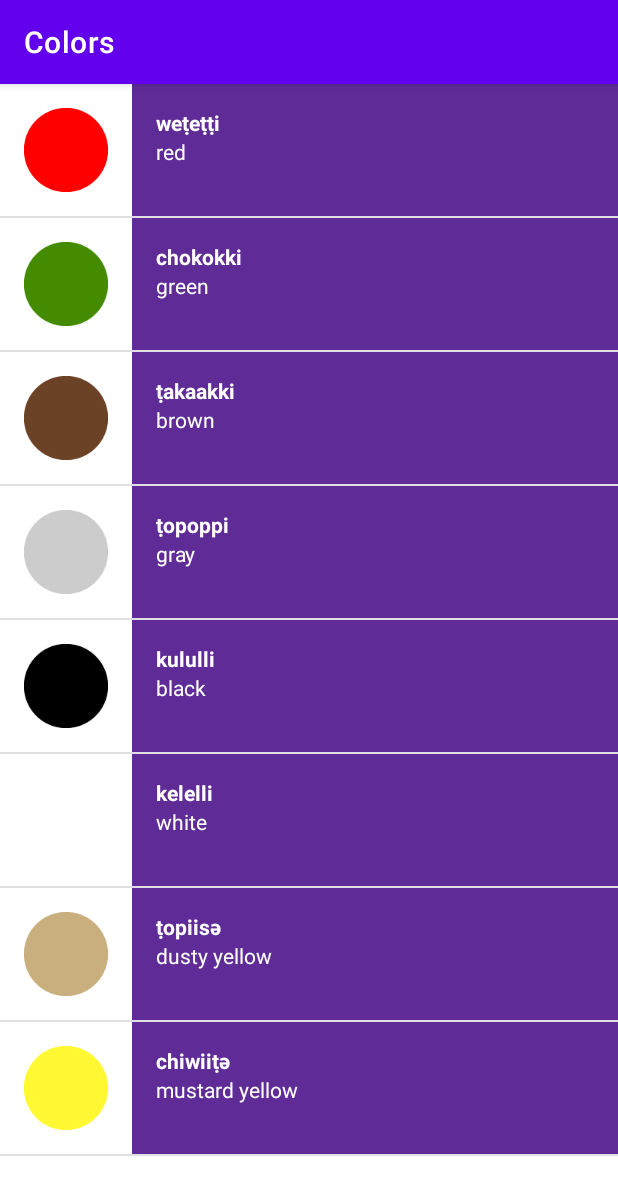
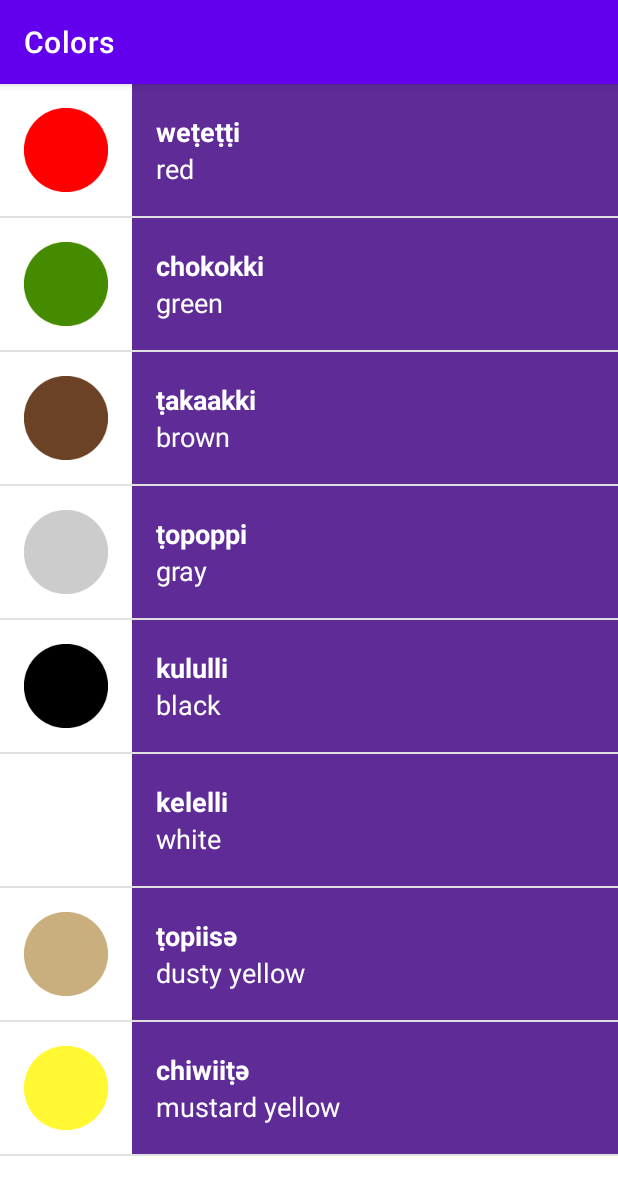
Before and after one commit to CarefoDragneel/Miwok-app, an Android app: the ColorActivity screen opened directly, with no data from a screen before it, on a phone screen of 412 x 824 dp. Shown: the top 1195 px of the screen. Run offline under Robolectric (Android 15) with nearby library versions, the phone set to English and light mode, and no system bars.

Commit message:
Update list_items.xml
First commit

```diff
--- a/app/src/main/res/layout/list_items.xml
+++ b/app/src/main/res/layout/list_items.xml
@@ -1,43 +1,45 @@
-<?xml version="1.0" encoding="utf-8"?>
-<ScrollView
-    xmlns:android="http://schemas.android.com/apk/res/android"
+
+<LinearLayout xmlns:android="http://schemas.android.com/apk/res/android"
 xmlns:tools="http://schemas.android.com/tools"
 android:layout_width="match_parent"
-    android:layout_height="match_parent" >
-    <LinearLayout
-        android:layout_width="match_parent"
 android:layout_height="wrap_content"
-        android:orientation="horizontal" >
+android:background="@color/white"
+android:minHeight="88dp"
+android:orientation="horizontal">
 
 <ImageView
     android:id="@+id/all_image_view"
-            android:layout_width="wrap_content"
-            android:layout_height="match_parent"/>
+    android:layout_width="88dp"
+    android:layout_height="88dp" />
 
 <LinearLayout
     android:id="@+id/text_container"
-            android:padding="16dp"
     android:layout_width="match_parent"
     android:layout_height="match_parent"
-            android:orientation="vertical">
+
+    android:orientation="vertical"
+    android:paddingLeft="16dp">
 
     <TextView
-                style="@style/list"
-                android:layout_gravity="bottom"
-                android:textStyle="bold"
         android:id="@+id/miwok_text"
         android:layout_width="match_parent"
-                android:layout_height="wrap_content"
-                tools:text="lutti"/>
+        android:layout_height="0dp"
+        android:layout_weight="1"
+        android:gravity="bottom"
+        android:textAppearance="?android:textAppearanceMedium"
+        android:textColor="@android:color/white"
+        android:textStyle="bold"
+        tools:text="lutti" />
+
     <TextView
-                style="@style/list"
-                android:layout_gravity="top"
         android:id="@+id/default_text"
         android:layout_width="match_parent"
-                android:layout_height="wrap_content"
-                tools:text="one"/>
-
+        android:layout_height="0dp"
+        android:layout_weight="1"
+        android:gravity="top"
+        android:textAppearance="?android:textAppearanceMedium"
+        android:textColor="@android:color/white"
+        tools:text="one" />
 </LinearLayout>
 
 </LinearLayout>
-</ScrollView>
```
Lines whose indentation alone changed are shown as unchanged.
